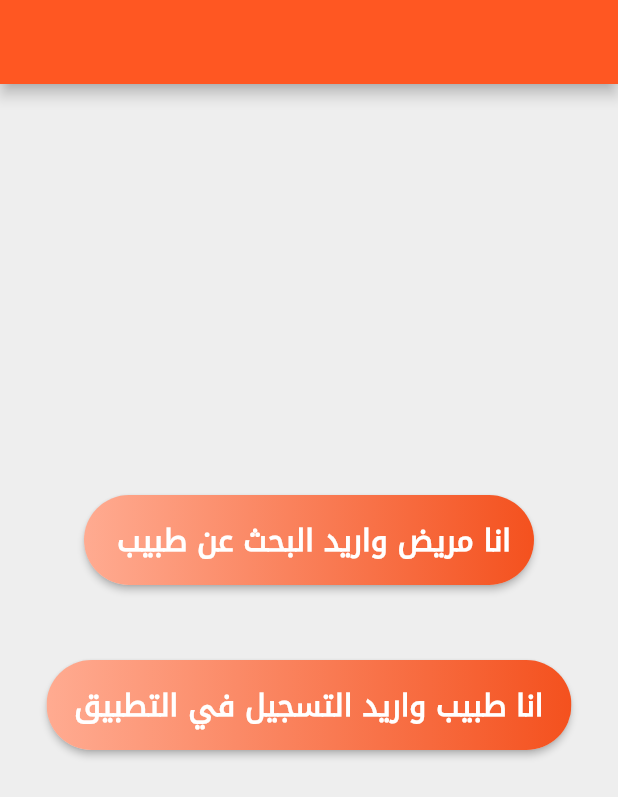
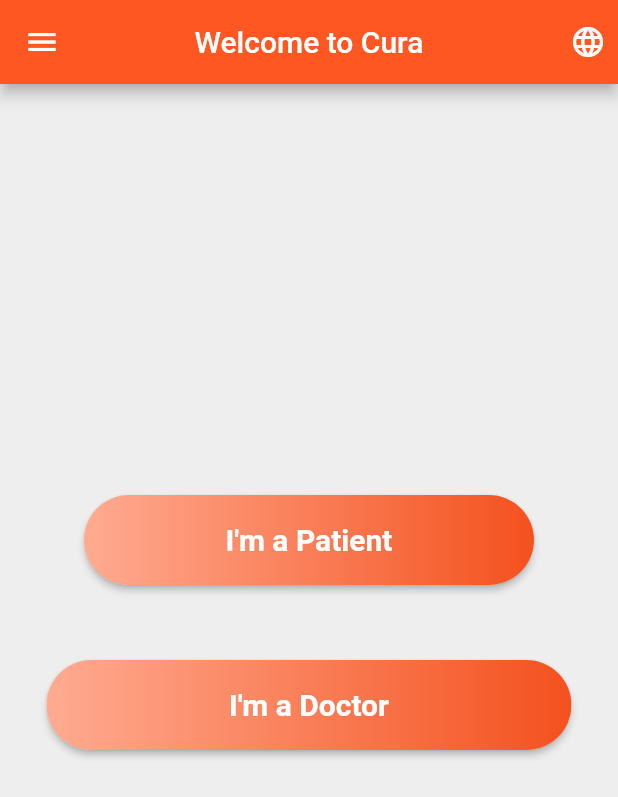
Before and after one commit to hhk-010/project_doctor, a Flutter app: the screen it shows after launch, on a phone screen of 412 x 824 dp. Shown: the top 797 px of the screen. Run offline on Flutter 3.47's test engine with Material 2 defaults, Android fonts, the phone set to English and light mode, and no system bars; our stand-ins replace cloud_firestore, firebase_auth, firebase_core, flutter_spinkit, geolocator, shared_preferences; missing offline and left inert: flutter_auth_buttons; accounts and stored records are empty.

Commit message:
English and Arabic Locale implemented

```diff
--- a/lib/main.dart
+++ b/lib/main.dart
@@ -8,6 +8,7 @@
 import 'package:flutter_localizations/flutter_localizations.dart';
 import 'package:firebase_core/firebase_core.dart';
 import 'package:project_doctor/pages/doctor_info.dart';
+import 'package:project_doctor/services/app_localizations.dart';
 
 void main() async {
   WidgetsFlutterBinding.ensureInitialized();
@@ -18,23 +19,56 @@
   runApp(MyApp());
 }
 
-class MyApp extends StatelessWidget {
+class MyApp extends StatefulWidget {
+  static void setLocale(BuildContext context, Locale locale) {
+    _MyAppState state = context.findAncestorStateOfType<_MyAppState>();
+    state.setLocale(locale);
+  }
+
+  @override
+  _MyAppState createState() => _MyAppState();
+}
+
+class _MyAppState extends State<MyApp> {
+  Locale _locale;
+  void setLocale(Locale locale) {
+    setState(() {
+      _locale = locale;
+    });
+  }
+
+  @override
+  void didChangeDependencies() {
+    getLocale().then((locale) {
+      setState(() {
+        this._locale = locale;
+      });
+    });
+    super.didChangeDependencies();
+  }
+
   @override
   Widget build(BuildContext context) {
+    if (_locale == null) {
+      return Container(
+        child: Center(
+          child: CircularProgressIndicator(),
+        ),
+      );
+    } else {
       return MaterialApp(
         debugShowCheckedModeBanner: false,
         title: 'Cura',
         theme: ThemeData(
           primaryColor: Colors.deepOrange,
-        fontFamily: 'noto_arabic',
         ),
+        locale: _locale,
         supportedLocales: [
           Locale('en', 'US'),
           Locale("ar", "IQ"),
         ],
-      locale: Locale("ar", "AE"),
         localizationsDelegates: [
-        // AppLocatlizations.delegate,
+          AppLocalizations.delegate,
           GlobalCupertinoLocalizations.delegate,
           GlobalMaterialLocalizations.delegate,
           GlobalWidgetsLocalizations.delegate,
@@ -60,3 +94,4 @@
       );
     }
   }
+}
--- a/lib/pages/home.dart
+++ b/lib/pages/home.dart
@@ -1,15 +1,56 @@
 import 'package:flutter/material.dart';
+import 'package:flutter/rendering.dart';
 import 'package:flutter/services.dart';
+import 'package:project_doctor/main.dart';
+import 'package:project_doctor/services/app_localizations.dart';
+import 'package:project_doctor/services/language.dart';
 import 'package:project_doctor/services/theme_const.dart';
 
-class Home extends StatelessWidget {
+class Home extends StatefulWidget {
+  @override
+  _HomeState createState() => _HomeState();
+}
+
+class _HomeState extends State<Home> {
+  void _changeLanguage(Language language) async {
+    Locale _temp = await setLocale(language.languageCode);
+    MyApp.setLocale(context, _temp);
+  }
+
   @override
   Widget build(BuildContext context) {
     return Scaffold(
+      drawer: _drawerList(),
       backgroundColor: Colors.grey[200],
       appBar: AppBar(
+        title: Text(AppLocalizations.of(context).translate('home_title')),
+        centerTitle: true,
         backgroundColor: Colors.deepOrange,
         brightness: Brightness.dark,
+        actions: [
+          Padding(
+            padding: EdgeInsets.all(8.0),
+            child: DropdownButton(
+              onChanged: (Language language) {
+                _changeLanguage(language);
+              },
+              underline: SizedBox(),
+              icon: Icon(
+                Icons.language,
+                color: Colors.white,
+              ),
+              items: Language.languageList()
+                  .map<DropdownMenuItem<Language>>(
+                    (lang) => DropdownMenuItem(
+                        value: lang,
+                        child: Text(
+                          lang.name,
+                        )),
+                  )
+                  .toList(),
+            ),
+          ),
+        ],
       ),
       body: AnnotatedRegion<SystemUiOverlayStyle>(
         value: SystemUiOverlayStyle.dark,
@@ -34,12 +75,12 @@
                             BoxConstraints(maxWidth: 300.0, minHeight: 50.0),
                         alignment: Alignment.center,
                         child: Text(
-                          ' انا مريض واريد البحث عن طبيب',
+                          AppLocalizations.of(context)
+                              .translate('home_patient'),
                           textAlign: TextAlign.center,
                           style: TextStyle(
                             color: Colors.white,
                             fontWeight: FontWeight.bold,
-                            fontFamily: 'noto_arabic',
                             fontSize: 20,
                           ),
                         ),
@@ -64,7 +105,7 @@
                             BoxConstraints(maxWidth: 350.0, minHeight: 50.0),
                         alignment: Alignment.center,
                         child: Text(
-                          'انا طبيب واريد التسجيل في التطبيق',
+                          AppLocalizations.of(context).translate('home_doctor'),
                           textAlign: TextAlign.center,
                           style: TextStyle(
                             color: Colors.white,
@@ -84,4 +125,41 @@
       ),
     );
   }
+
+  Container _drawerList() {
+    TextStyle _textStyle = TextStyle(
+      fontSize: 24,
+      color: Colors.white,
+    );
+    return Container(
+      width: MediaQuery.of(context).size.width / 1.5,
+      color: Theme.of(context).primaryColor,
+      child: ListView(
+        padding: EdgeInsets.zero,
+        children: [
+          DrawerHeader(
+            child: Container(
+              height: 100,
+              child: CircleAvatar(),
+            ),
+          ),
+          ListTile(
+            leading: Icon(
+              Icons.info,
+              color: Colors.white,
+              size: 30,
+            ),
+            title: Text(
+              AppLocalizations.of(context).translate('about_us'),
+              style: _textStyle,
+            ),
+            onTap: () {
+              Navigator.pop(context);
+              // Navigator.pushNamed(context, routeName),
+            },
+          ),
+        ],
+      ),
+    );
+  }
 }
--- a/lib/pages/patient.dart
+++ b/lib/pages/patient.dart
@@ -1,5 +1,6 @@
 import 'package:flutter/material.dart';
 import 'package:geolocator/geolocator.dart';
+import 'package:project_doctor/services/app_localizations.dart';
 import 'package:project_doctor/services/theme_const.dart';
 import 'package:project_doctor/services/dropdown_multi_selection.dart';
 
@@ -154,7 +155,7 @@
       appBar: AppBar(
         backgroundColor: Colors.deepOrange,
         title: Text(
-          'معلومات المريض',
+          AppLocalizations.of(context).translate('patient_appbar'),
           style: TextStyle(fontWeight: FontWeight.bold, fontSize: 25),
         ),
         centerTitle: true,
@@ -174,15 +175,22 @@
                         style: TextStyle(fontSize: 18),
                         decoration: InputDecoration(
                           prefixIcon: const Icon(Icons.person),
-                          hintText: 'قد بإدخال عمرك',
+                          hintText: AppLocalizations.of(context)
+                              .translate('patient_name'),
                         ),
                       ),
                       SizedBox(height: 15),
                       Row(
                         mainAxisAlignment: MainAxisAlignment.spaceEvenly,
                         children: [
-                          addRadioButton(0, 'ذكر'),
-                          addRadioButton(1, 'انثى'),
+                          addRadioButton(
+                              0,
+                              AppLocalizations.of(context)
+                                  .translate('patient_male')),
+                          addRadioButton(
+                              1,
+                              AppLocalizations.of(context)
+                                  .translate('patient_female')),
                         ],
                       )
                     ],
@@ -197,14 +205,20 @@
                       children: [
                         Row(
                           children: [
-                            Text('الامراض المزمنه التي تعاني منها'),
+                            Text(
+                              AppLocalizations.of(context)
+                                  .translate('patient_chronic_diseases'),
+                              style: TextStyle(
+                                  fontSize: 18, fontWeight: FontWeight.bold),
+                            ),
                             FlatButton(
                               onPressed: () => _showMultiSelect(context),
                               color: Colors.deepOrange,
                               shape: RoundedRectangleBorder(
                                   borderRadius: BorderRadius.circular(80.0)),
                               child: Text(
-                                'أختر',
+                                AppLocalizations.of(context)
+                                    .translate('patient_dialogue_list_button'),
                                 style: TextStyle(
                                     fontSize: 18, color: Colors.white),
                               ),
@@ -251,7 +265,8 @@
                               ),
                             ],
                             onChanged: (_value) => selected(_value),
-                            hint: Text('اختر المنطقه التي تعاني منها'),
+                            hint: Text(AppLocalizations.of(context)
+                                .translate('patient_area_of_choice')),
                           ),
                         ),
                         DropdownButton<String>(
@@ -260,18 +275,19 @@
                           onChanged: disabledropdown
                               ? null
                               : (_value) => secondselected(_value),
-                          hint: Text('اختر الاعراض التي تعاني منها'),
-                          disabledHint:
-                              Text("اولا اختر المنطقه التي تعاني منها "),
+                          hint: Text(AppLocalizations.of(context)
+                              .translate('patient_complain')),
+                          disabledHint: Text(AppLocalizations.of(context)
+                              .translate('patient_disablehint')),
                         ),
                         Row(children: [
                           Text(
-                            'هل لديك اعراض اخرى',
+                            AppLocalizations.of(context)
+                                .translate('patient_other_complain'),
                             style: TextStyle(
                               fontSize: 18.0,
                             ),
                           ),
-                          Container(width: 80),
                           Switch(
                               activeColor: Colors.deepOrange,
                               value: state,
@@ -303,7 +319,8 @@
                           shape: RoundedRectangleBorder(
                               borderRadius: BorderRadius.circular(80.0)),
                           child: Text(
-                            'بحث',
+                            AppLocalizations.of(context)
+                                .translate('patient_search_button'),
                             style: TextStyle(
                                 color: Colors.white,
                                 fontSize: 18,
--- a/lib/services/app_localizations.dart
+++ b/lib/services/app_localizations.dart
@@ -0,0 +1,99 @@
+import 'dart:async';
+import 'dart:convert';
+import 'package:flutter/material.dart';
+import 'package:flutter/services.dart';
+import 'package:shared_preferences/shared_preferences.dart';
+
+class AppLocalizations {
+  final Locale locale;
+
+  AppLocalizations(this.locale);
+
+  // Static member to have a simple access to the delegate from the MaterialApp
+  static const LocalizationsDelegate<AppLocalizations> delegate =
+      _AppLocalizationsDelegate();
+
+  // Helper method to keep the code in the widgets concise
+  // Localizations are accessed using an InheritedWidget "of" syntax
+  static AppLocalizations of(BuildContext context) {
+    return Localizations.of<AppLocalizations>(context, AppLocalizations);
+  }
+
+  Map<String, String> _localizedStrings;
+
+  Future<bool> load() async {
+    // Load the language JSON file from the "lang" folder
+    String jsonString =
+        await rootBundle.loadString('lang/${locale.languageCode}.json');
+    Map<String, dynamic> jsonMap = json.decode(jsonString);
+
+    _localizedStrings = jsonMap.map((key, value) {
+      return MapEntry(key, value.toString());
+    });
+
+    return true;
+  }
+
+  // This method will be called from every widget which needs a localized text
+  String translate(String key) {
+    return _localizedStrings[key];
+  }
+}
+
+// LocalizationsDelegate is a factory for a set of localized resources
+// In this case, the localized strings will be gotten in an AppLocalizations object
+class _AppLocalizationsDelegate
+    extends LocalizationsDelegate<AppLocalizations> {
+  // This delegate instance will never change (it doesn't even have fields!)
+  // It can provide a constant constructor.
+  const _AppLocalizationsDelegate();
+
+  @override
+  bool isSupported(Locale locale) {
+    // Include all of your supported language codes here
+    return ['en', 'sk'].contains(locale.languageCode);
+  }
+
+  @override
+  Future<AppLocalizations> load(Locale locale) async {
+    // AppLocalizations class is where the JSON loading actually runs
+    AppLocalizations localizations = new AppLocalizations(locale);
+    await localizations.load();
+    return localizations;
+  }
+
+  @override
+  bool shouldReload(_AppLocalizationsDelegate old) => false;
+}
+
+// language code
+const String LANGUAGE_CODE = 'languageCode';
+const String ENGLISH = 'en';
+const String ARABIC = 'ar';
+
+Future<Locale> setLocale(String languageCode) async {
+  SharedPreferences _pref = await SharedPreferences.getInstance();
+  await _pref.setString(LANGUAGE_CODE, languageCode);
+  return _locale(languageCode);
+}
+
+Locale _locale(String languageCode) {
+  Locale _temp;
+  switch (languageCode) {
+    case ENGLISH:
+      _temp = Locale(languageCode, 'US');
+      break;
+    case ARABIC:
+      _temp = Locale(languageCode, 'IQ');
+      break;
+    default:
+      _temp = Locale(ENGLISH, 'US');
+  }
+  return _temp;
+}
+
+Future<Locale> getLocale() async {
+  SharedPreferences _pref = await SharedPreferences.getInstance();
+  String languageCode = _pref.getString(LANGUAGE_CODE) ?? 'en';
+  return _locale(languageCode);
+}
--- /dev/null
+++ b/lib/services/language.dart
@@ -0,0 +1,14 @@
+class Language {
+  final int id;
+  final String name;
+  final String languageCode;
+
+  Language(this.id, this.name, this.languageCode);
+
+  static List<Language> languageList() {
+    return <Language>[
+      Language(1, 'English', 'us'),
+      Language(2, 'Arabic', 'ar'),
+    ];
+  }
+}
```
Also changed, not shown: lang/ar.json (added, +18 -0 lines), lang/en.json (added, +21 -0 lines), lib/authorization/register.dart (+7 -21 lines), lib/authorization/sign_in.dart (+4 -10 lines), lib/languages/ar.json (deleted, +0 -7 lines), lib/languages/en.json (deleted, +0 -7 lines), pubspec.yaml (+6 -3 lines), pubspec.lock. Lines whose indentation alone changed are shown as unchanged.
